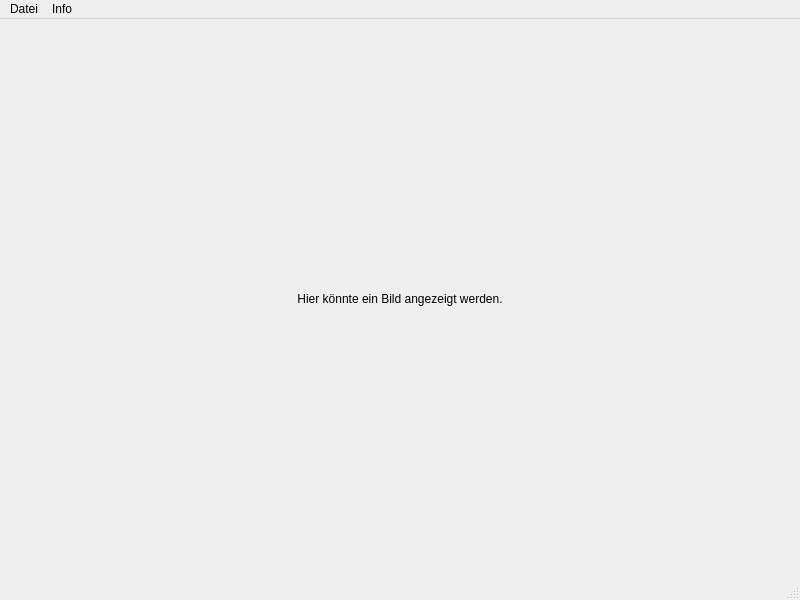
Before: the Qt Designer form viewers/imageviewwindow.ui in striezel/qt-commander, drawn with Qt 5.
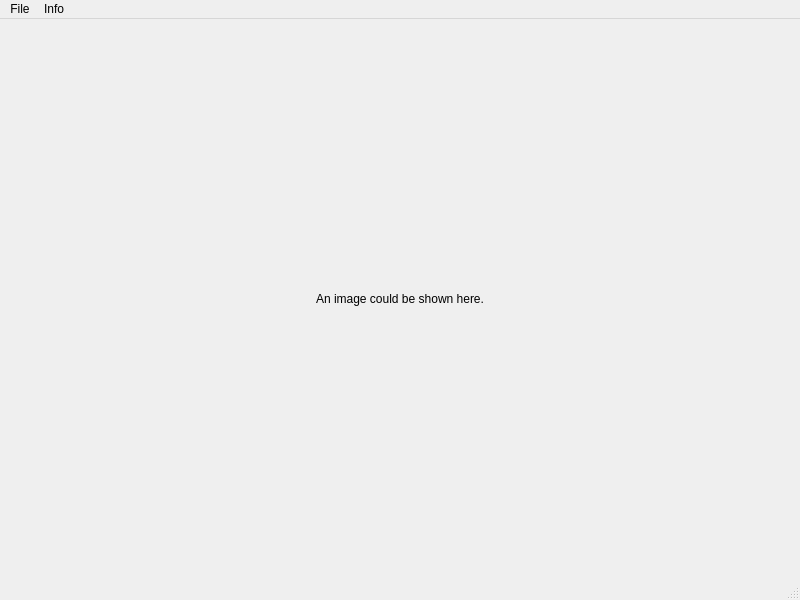
After: the same form once the commit is applied. Icons and pictures are not drawn.

Commit message: add translation for image viewer + minor translation fixes

What changed in the file:
```diff
--- a/viewers/imageviewwindow.ui
+++ b/viewers/imageviewwindow.ui
@@ -18,7 +18,7 @@
     <item row="0" column="0">
      <widget class="QLabel" name="label">
       <property name="text">
-       <string>Hier könnte ein Bild angezeigt werden.</string>
+       <string>An image could be shown here.</string>
       </property>
       <property name="alignment">
        <set>Qt::AlignmentFlag::AlignCenter</set>
@@ -38,7 +38,7 @@
    </property>
    <widget class="QMenu" name="menuFile">
     <property name="title">
-     <string>Datei</string>
+     <string>File</string>
     </property>
     <addaction name="actionExit"/>
    </widget>
```
Left out of the diff: 6 changed lines with no effect on the pictures. The commit also changes 3 other files.
